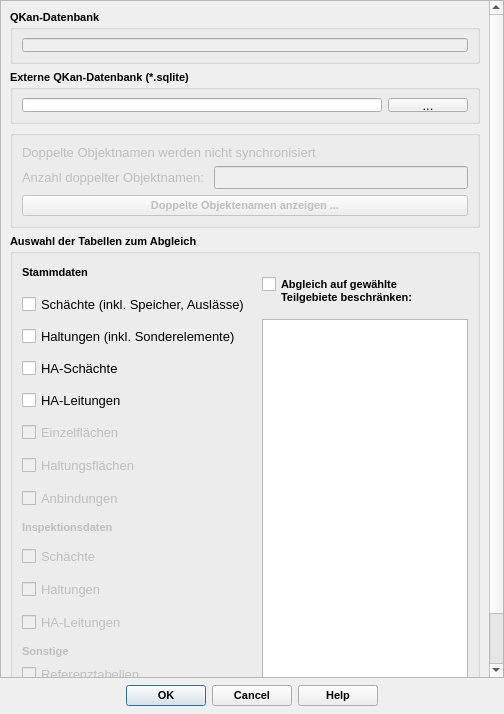
Old version of the form qkan/sync/res/compare_dialog_base.ui in the repository SonkeHoffmann/QKan-1.
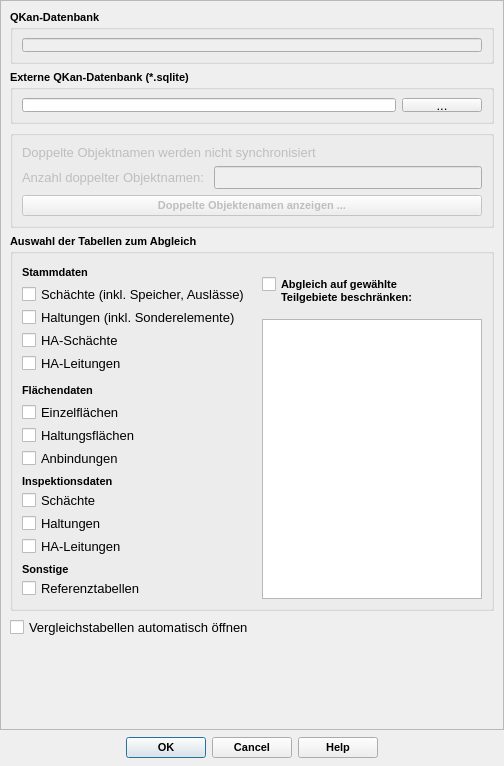
New version of the form. Icons and pictures are not drawn.

Diff of the .ui file:
```diff
--- a/qkan/sync/res/compare_dialog_base.ui
+++ b/qkan/sync/res/compare_dialog_base.ui
@@ -7,7 +7,7 @@
     <x>0</x>
     <y>0</y>
     <width>504</width>
-    <height>714</height>
+    <height>766</height>
    </rect>
   </property>
   <property name="minimumSize">
@@ -61,7 +61,7 @@
         <x>0</x>
         <y>0</y>
         <width>502</width>
-        <height>676</height>
+        <height>728</height>
        </rect>
       </property>
       <layout class="QVBoxLayout" name="verticalLayout_10">
@@ -360,8 +360,14 @@
           </property>
           <item>
            <layout class="QVBoxLayout" name="verticalLayout_8">
+            <property name="spacing">
+             <number>6</number>
+            </property>
             <item>
              <layout class="QVBoxLayout" name="verticalLayout_3">
+              <property name="spacing">
+               <number>2</number>
+              </property>
               <item>
                <widget class="QLabel" name="label">
                 <property name="minimumSize">
@@ -492,10 +498,34 @@
             </item>
             <item>
              <layout class="QVBoxLayout" name="verticalLayout_4">
+              <property name="spacing">
+               <number>2</number>
+              </property>
+              <item>
+               <widget class="QLabel" name="label_4">
+                <property name="minimumSize">
+                 <size>
+                  <width>0</width>
+                  <height>20</height>
+                 </size>
+                </property>
+                <property name="font">
+                 <font>
+                  <family>Tahoma</family>
+                  <pointsize>8</pointsize>
+                  <weight>75</weight>
+                  <bold>true</bold>
+                 </font>
+                </property>
+                <property name="text">
+                 <string>Flächendaten</string>
+                </property>
+               </widget>
+              </item>
               <item>
                <widget class="QCheckBox" name="cb_flaechen">
                 <property name="enabled">
-                 <bool>false</bool>
+                 <bool>true</bool>
                 </property>
                 <property name="font">
                  <font>
@@ -519,7 +549,7 @@
               <item>
                <widget class="QCheckBox" name="cb_tezg">
                 <property name="enabled">
-                 <bool>false</bool>
+                 <bool>true</bool>
                 </property>
                 <property name="font">
                  <font>
@@ -543,7 +573,7 @@
               <item>
                <widget class="QCheckBox" name="cb_linkfl">
                 <property name="enabled">
-                 <bool>false</bool>
+                 <bool>true</bool>
                 </property>
                 <property name="font">
                  <font>
@@ -568,10 +598,13 @@
             </item>
             <item>
              <layout class="QVBoxLayout" name="verticalLayout_5">
+              <property name="spacing">
+               <number>2</number>
+              </property>
               <item>
                <widget class="QLabel" name="label_2">
                 <property name="enabled">
-                 <bool>false</bool>
+                 <bool>true</bool>
                 </property>
                 <property name="font">
                  <font>
@@ -589,7 +622,7 @@
               <item>
                <widget class="QCheckBox" name="cb_schaechte_insp">
                 <property name="enabled">
-                 <bool>false</bool>
+                 <bool>true</bool>
                 </property>
                 <property name="font">
                  <font>
@@ -613,7 +646,7 @@
               <item>
                <widget class="QCheckBox" name="cb_haltungen_insp">
                 <property name="enabled">
-                 <bool>false</bool>
+                 <bool>true</bool>
                 </property>
                 <property name="font">
                  <font>
@@ -637,7 +670,7 @@
               <item>
                <widget class="QCheckBox" name="cb_haleitungen_insp">
                 <property name="enabled">
-                 <bool>false</bool>
+                 <bool>true</bool>
                 </property>
                 <property name="font">
                  <font>
@@ -663,12 +696,12 @@
             <item>
              <layout class="QVBoxLayout" name="verticalLayout_6">
               <property name="spacing">
-               <number>6</number>
+               <number>2</number>
               </property>
               <item>
                <widget class="QLabel" name="label_3">
                 <property name="enabled">
-                 <bool>false</bool>
+                 <bool>true</bool>
                 </property>
                 <property name="font">
                  <font>
@@ -686,7 +719,7 @@
               <item>
                <widget class="QCheckBox" name="cb_haleitungen_insp_2">
                 <property name="enabled">
-                 <bool>false</bool>
+                 <bool>true</bool>
                 </property>
                 <property name="font">
                  <font>
@@ -772,6 +805,19 @@
          </property>
         </widget>
        </item>
+       <item>
+        <spacer name="verticalSpacer">
+         <property name="orientation">
+          <enum>Qt::Vertical</enum>
+         </property>
+         <property name="sizeHint" stdset="0">
+          <size>
+           <width>20</width>
+           <height>40</height>
+          </size>
+         </property>
+        </spacer>
+       </item>
       </layout>
      </widget>
     </widget>
```
